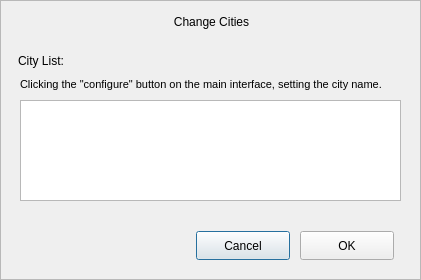
Old version of the form src/changecitydialog.ui in the repository UbuntuKylin/youker-assistant.
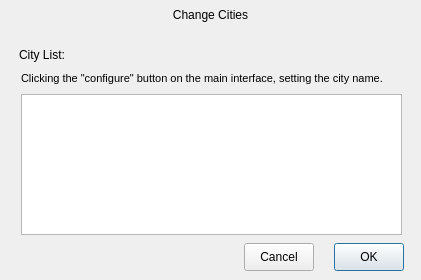
New version of the form. Icons and pictures are not drawn.

Diff of the .ui file:
```diff
--- a/src/changecitydialog.ui
+++ b/src/changecitydialog.ui
@@ -13,11 +13,33 @@
   <property name="windowTitle">
    <string>Dialog</string>
   </property>
+  <widget class="QWidget" name="widget" native="true">
+   <property name="geometry">
+    <rect>
+     <x>0</x>
+     <y>0</y>
+     <width>421</width>
+     <height>31</height>
+    </rect>
+   </property>
+   <widget class="QLabel" name="btn_close">
+    <property name="geometry">
+     <rect>
+      <x>1</x>
+      <y>5</y>
+      <width>26</width>
+      <height>20</height>
+     </rect>
+    </property>
+    <property name="text">
+     <string/>
+    </property>
+   </widget>
   <widget class="QLabel" name="titleLabel">
    <property name="geometry">
     <rect>
-     <x>146</x>
-     <y>12</y>
+      <x>145</x>
+      <y>5</y>
      <width>131</width>
      <height>21</height>
     </rect>
@@ -32,11 +54,34 @@
     <set>Qt::AlignCenter</set>
    </property>
   </widget>
+  </widget>
+  <widget class="QWidget" name="widget_2" native="true">
+   <property name="geometry">
+    <rect>
+     <x>0</x>
+     <y>30</y>
+     <width>421</width>
+     <height>249</height>
+    </rect>
+   </property>
+   <widget class="QPushButton" name="okBtn">
+    <property name="geometry">
+     <rect>
+      <x>334</x>
+      <y>213</y>
+      <width>70</width>
+      <height>28</height>
+     </rect>
+    </property>
+    <property name="text">
+     <string>OK</string>
+    </property>
+   </widget>
   <widget class="QLabel" name="locationLabel">
    <property name="geometry">
     <rect>
-     <x>18</x>
-     <y>51</y>
+      <x>19</x>
+      <y>15</y>
      <width>81</width>
      <height>21</height>
     </rect>
@@ -51,87 +96,11 @@
     <string>&lt;html&gt;&lt;head/&gt;&lt;body&gt;&lt;p&gt;City List:&lt;/p&gt;&lt;/body&gt;&lt;/html&gt;</string>
    </property>
   </widget>
-  <widget class="QListWidget" name="listWidget">
-   <property name="geometry">
-    <rect>
-     <x>20</x>
-     <y>100</y>
-     <width>381</width>
-     <height>101</height>
-    </rect>
-   </property>
-  </widget>
-  <widget class="QFrame" name="frame">
-   <property name="geometry">
-    <rect>
-     <x>0</x>
-     <y>0</y>
-     <width>421</width>
-     <height>280</height>
-    </rect>
-   </property>
-   <property name="styleSheet">
-    <string notr="true">border-image: url(:/pixmap/image/dialog-bg.png);</string>
-   </property>
-   <property name="frameShape">
-    <enum>QFrame::StyledPanel</enum>
-   </property>
-   <property name="frameShadow">
-    <enum>QFrame::Raised</enum>
-   </property>
-  </widget>
-  <widget class="QPushButton" name="quitBtn">
-   <property name="geometry">
-    <rect>
-     <x>196</x>
-     <y>231</y>
-     <width>94</width>
-     <height>29</height>
-    </rect>
-   </property>
-   <property name="styleSheet">
-    <string notr="true">border-image: url(:/pixmap/image/ok.png);
-font: 11pt &quot;文泉驿微米黑&quot;;</string>
-   </property>
-   <property name="text">
-    <string>Cancel</string>
-   </property>
-  </widget>
-  <widget class="QPushButton" name="okBtn">
-   <property name="geometry">
-    <rect>
-     <x>300</x>
-     <y>231</y>
-     <width>94</width>
-     <height>29</height>
-    </rect>
-   </property>
-   <property name="styleSheet">
-    <string notr="true">border-image: url(:/pixmap/image/ok.png);
-font: 11pt &quot;文泉驿微米黑&quot;;</string>
-   </property>
-   <property name="text">
-    <string>OK</string>
-   </property>
-  </widget>
-  <widget class="QLabel" name="btn_close">
-   <property name="geometry">
-    <rect>
-     <x>9</x>
-     <y>7</y>
-     <width>26</width>
-     <height>20</height>
-    </rect>
-   </property>
-   <property name="text">
-    <string/>
-   </property>
-  </widget>
   <widget class="QLabel" name="messageLabel">
    <property name="geometry">
     <rect>
-     <x>20</x>
-     <y>76</y>
+      <x>21</x>
+      <y>40</y>
      <width>391</width>
      <height>17</height>
     </rect>
@@ -140,14 +109,33 @@
     <string>&lt;html&gt;&lt;head/&gt;&lt;body&gt;&lt;p&gt;&lt;span style=&quot; font-size:8pt;&quot;&gt;Clicking the &amp;quot;configure&amp;quot; button on the main interface, setting the city name.&lt;/span&gt;&lt;/p&gt;&lt;/body&gt;&lt;/html&gt;</string>
    </property>
   </widget>
-  <zorder>frame</zorder>
-  <zorder>titleLabel</zorder>
-  <zorder>locationLabel</zorder>
-  <zorder>listWidget</zorder>
-  <zorder>quitBtn</zorder>
-  <zorder>okBtn</zorder>
-  <zorder>btn_close</zorder>
-  <zorder>messageLabel</zorder>
+   <widget class="QListWidget" name="listWidget">
+    <property name="geometry">
+     <rect>
+      <x>21</x>
+      <y>64</y>
+      <width>381</width>
+      <height>141</height>
+     </rect>
+    </property>
+   </widget>
+   <widget class="QPushButton" name="quitBtn">
+    <property name="geometry">
+     <rect>
+      <x>244</x>
+      <y>213</y>
+      <width>70</width>
+      <height>28</height>
+     </rect>
+    </property>
+    <property name="styleSheet">
+     <string notr="true"/>
+    </property>
+    <property name="text">
+     <string>Cancel</string>
+    </property>
+   </widget>
+  </widget>
  </widget>
  <resources/>
  <connections/>
```
Lines whose indentation alone changed are shown as unchanged.
